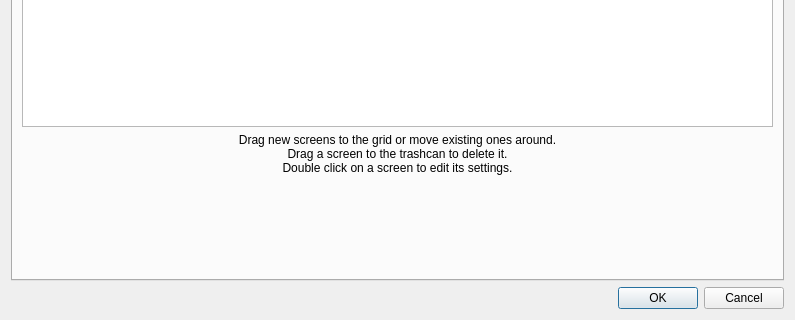
First picture: the form in src/gui/src/ServerConfigDialogBase.ui, repository wesleyyps/barrier, before the edit; both pictures show x 0 to 795 and y 214 to 534 of the 795 by 534 pixel window.
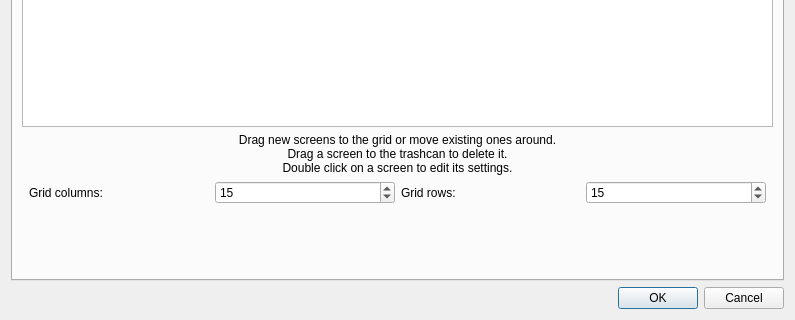
Second picture: the form after the edit. Icons and pictures are not drawn. Custom widgets are drawn as their Qt base class.

Commit message: feat: implement dynamic grid resizing and topological screen layout in ServerConfig

```diff
--- a/src/gui/src/ServerConfigDialogBase.ui
+++ b/src/gui/src/ServerConfigDialogBase.ui
@@ -137,6 +137,64 @@
          </property>
         </widget>
        </item>
+       <item>
+        <layout class="QHBoxLayout" name="horizontalLayoutGridSize">
+         <item>
+          <spacer>
+           <property name="orientation">
+            <enum>Qt::Horizontal</enum>
+           </property>
+          </spacer>
+         </item>
+         <item>
+          <widget class="QLabel" name="labelGridCols">
+           <property name="text">
+            <string>Grid columns:</string>
+           </property>
+          </widget>
+         </item>
+         <item>
+          <widget class="QSpinBox" name="m_pSpinBoxGridCols">
+           <property name="minimum">
+            <number>1</number>
+           </property>
+           <property name="maximum">
+            <number>100</number>
+           </property>
+           <property name="value">
+            <number>15</number>
+           </property>
+          </widget>
+         </item>
+         <item>
+          <widget class="QLabel" name="labelGridRows">
+           <property name="text">
+            <string>Grid rows:</string>
+           </property>
+          </widget>
+         </item>
+         <item>
+          <widget class="QSpinBox" name="m_pSpinBoxGridRows">
+           <property name="minimum">
+            <number>1</number>
+           </property>
+           <property name="maximum">
+            <number>100</number>
+           </property>
+           <property name="value">
+            <number>15</number>
+           </property>
+          </widget>
+         </item>
+         <item>
+          <spacer>
+           <property name="orientation">
+            <enum>Qt::Horizontal</enum>
+           </property>
+          </spacer>
+         </item>
+        </layout>
+       </item>
        <item>
         <spacer>
          <property name="orientation">
```
The commit also changes 9 other files.
